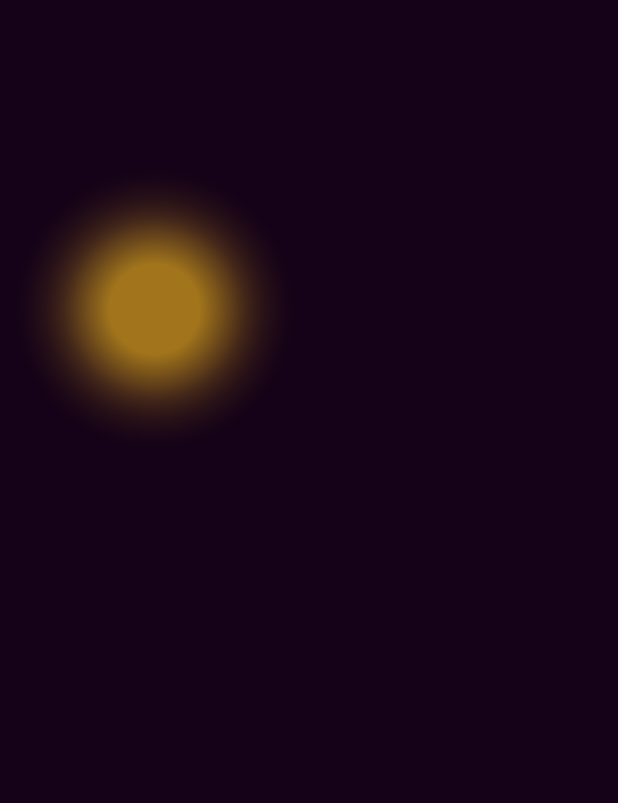
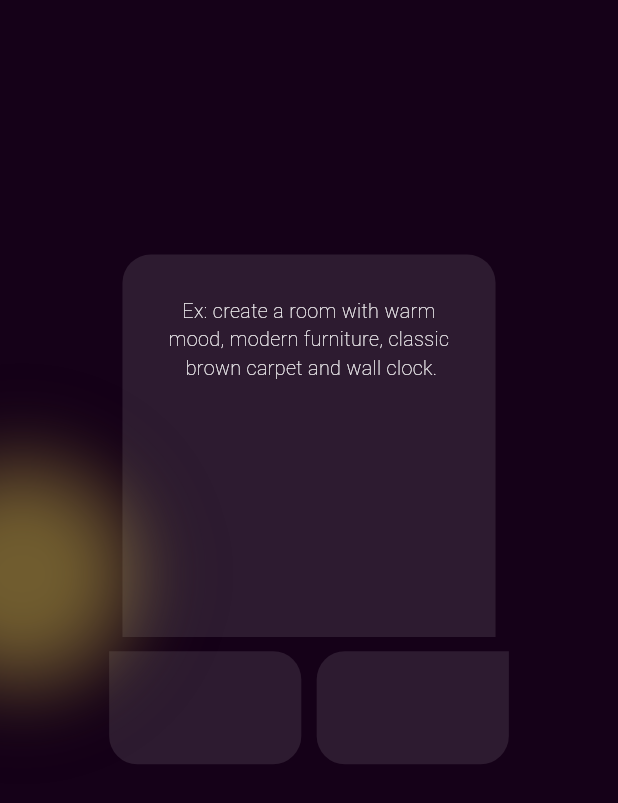
Before and after one commit to antoneosphilip/roomify, a Flutter app: the screen it shows after launch, on a phone screen of 412 x 824 dp. Shown: the top 803 px of the screen. Run offline on Flutter 3.47's test engine with Material 3 defaults, Android fonts, the phone set to English and light mode, and no system bars; our stand-ins replace dio, flutter_easyloading, flutter_screenutil, fluttertoast, pretty_dio_logger, shared_preferences.

Commit message:
first commit

```diff
--- a/lib/features/create_room_screen/ui/create_room_screen_ui.dart
+++ b/lib/features/create_room_screen/ui/create_room_screen_ui.dart
@@ -1,5 +1,6 @@
 import 'package:flutter/cupertino.dart';
 import 'package:flutter/material.dart';
+import 'package:flutter_screenutil/flutter_screenutil.dart';
 import 'package:rommify_app/core/theming/colors.dart';
 import 'package:rommify_app/features/create_room_screen/ui/widget/circle_widget.dart';
 
@@ -9,168 +10,89 @@ class CreateRoomScreen extends StatelessWidget {
   @override
   Widget build(BuildContext context) {
     return Scaffold(
-      backgroundColor: ColorsManager.colorPrimary,
-      body: Stack(
-        children: [
+        backgroundColor: ColorsManager.colorPrimary,
+        body: Stack(
+          children: [
+            Column(
+              crossAxisAlignment: CrossAxisAlignment.start,
+              children: [
+                SizedBox(height: 180.h,),
+                Center(
+                  child: Column(
+                    children: [
+                      Container(
+                        decoration: BoxDecoration(
+                          color: Colors.white.withOpacity(0.1),
+                          // Transparent background
+                          borderRadius:
+                              BorderRadius.only(
+                                topLeft: Radius.circular(20.r),
+                                topRight: Radius.circular(20.r)
+                              ), // Rounded corners
+                        ),
+                        child:  Padding(
+                          padding: EdgeInsets.only(bottom: 180.h,top: 30.h,right: 30.w,left: 30.w),
+                          child:  Text(
+                            "Ex: create a room with warm\nmood, modern furniture, classic\n brown carpet and wall clock.",
+                            style: TextStyle(
+                              color: Colors.white, // Text color
+                              fontSize: 14.sp, // Font size
+                              fontWeight: FontWeight.w100,
+                            ),
+                            textAlign: TextAlign.center,
+                          ),
+                        ),
+                      ),
+                      SizedBox(height: 10.h,),
+                      Row(
+                        crossAxisAlignment: CrossAxisAlignment.start,
+                        mainAxisAlignment: MainAxisAlignment.center,
+                        children: [
+                          SizedBox(height: 30.h,),
+                          // Placeholder for bottom sections (e.g., buttons or icons)
+                          Container(
+                            width: 125.w,
+                            height: 80.h,
+                            decoration: BoxDecoration(
+                                color: Colors.white.withOpacity(0.1),
+                                // Transparent box
+                                borderRadius:BorderRadiusDirectional.only(
+                                  topStart: Radius.circular(0.r),
+                                  bottomStart: Radius.circular(20.r),
+                                  topEnd: Radius.circular(20.r),
+                                  bottomEnd: Radius.circular(20.r),
+                                )
 
-          Column(
+                            ),
+                          ),
+                          SizedBox(width: 10.w,),
+                          Container(
+                            width: 125.w,
+                            height: 80.h,
+                            decoration: BoxDecoration(
+                                color: Colors.white.withOpacity(0.1),
+                                // Transparent box
+                                borderRadius:BorderRadiusDirectional.only(
+                                  topStart: Radius.circular(20.r),
+                                  bottomStart: Radius.circular(20.r),
+                                  topEnd: Radius.circular(0.r),
+                                  bottomEnd: Radius.circular(20.r),
+                                )
 
-          ),
-          CircleWidget(),
+                            ),
+                          ),
 
-        ],
-      )
-    );
+                        ],
+                      ),
+
+                    ],
+                  ),
+                ),
+              ],
+            ),
+
+            CircleWidget(),
+          ],
+        ));
   }
 }
-
-
-
-
-// class ShapeEffectScreen extends StatefulWidget {
-//   @override
-//   _ShapeEffectScreenState createState() => _ShapeEffectScreenState();
-// }
-//
-// class _ShapeEffectScreenState extends State<ShapeEffectScreen> with SingleTickerProviderStateMixin {
-//   late AnimationController _controller;
-//   late Animation<double> _xAnimation, _yAnimation;
-//   late int _currentStep;
-//   Color _currentColor = Colors.blue;
-//
-//   // النقاط المتوسطة
-//   final List<Offset> _path = [
-//     Offset(0.5, 0.0), // منتصف الحافة العليا
-//     Offset(1.0, 0.5), // منتصف الحافة اليمنى
-//     Offset(0.5, 1.0), // منتصف الحافة السفلى
-//     Offset(0.0, 0.5), // منتصف الحافة اليسرى
-//   ];
-//
-//   @override
-//   void initState() {
-//     super.initState();
-//     _currentStep = 0;
-//     // لا نحتاج الآن للوصول إلى MediaQuery في initState()
-//     // سيتم تحديد الـ AnimationController في didChangeDependencies
-//   }
-//
-//   @override
-//   void didChangeDependencies() {
-//     super.didChangeDependencies();
-//
-//     // الآن نستخدم MediaQuery في didChangeDependencies لأن context هنا مكتمل
-//     final size = MediaQuery.of(context).size;
-//
-//     // إنشاء AnimationController للتحكم في الحركة
-//     _controller = AnimationController(
-//       duration: Duration(seconds: 5), // مدة الانتقال من نقطة لأخرى
-//       vsync: this,
-//     )..addListener(() {
-//       // تأجيل استدعاء setState بعد اكتمال مرحلة البناء
-//       if (mounted) {
-//         WidgetsBinding.instance.addPostFrameCallback((_) {
-//           setState(() {
-//             // تحديث قيم المواقع بناءً على التقدم في الرسوم المتحركة
-//           });
-//         });
-//       }
-//     });
-//
-//     // ضبط الـ Tween لكل من المحور X و Y باستخدام Curves.linear لجعل السرعة ثابتة
-//     _xAnimation = Tween<double>(
-//       begin: _path[_currentStep].dx * size.width,
-//       end: _path[(_currentStep + 1) % 4].dx * size.width,
-//     ).animate(CurvedAnimation(
-//       parent: _controller,
-//       curve: Curves.linear, // سرعة ثابتة
-//     ));
-//
-//     _yAnimation = Tween<double>(
-//       begin: _path[_currentStep].dy * size.height,
-//       end: _path[(_currentStep + 1) % 4].dy * size.height,
-//     ).animate(CurvedAnimation(
-//       parent: _controller,
-//       curve: Curves.linear, // سرعة ثابتة
-//     ));
-//
-//     // بدء الرسوم المتحركة
-//     _controller.forward();
-//   }
-//
-//   @override
-//   void dispose() {
-//     _controller.dispose();
-//     super.dispose();
-//   }
-//
-//   @override
-//   Widget build(BuildContext context) {
-//     return Scaffold(
-//       backgroundColor: Colors.white,
-//       body: AnimatedBuilder(
-//         animation: _controller,
-//         builder: (context, child) {
-//           // انتظار انتهاء الحركة الحالية وتحديث المسار
-//           if (_controller.isCompleted) {
-//             // تأجيل تحديث setState بعد البناء
-//             WidgetsBinding.instance.addPostFrameCallback((_) {
-//               setState(() {
-//                 _currentStep = (_currentStep + 1) % 4; // الانتقال للخطوة التالية
-//                 _xAnimation = Tween<double>(
-//                   begin: _path[_currentStep].dx * MediaQuery.of(context).size.width,
-//                   end: _path[(_currentStep + 1) % 4].dx * MediaQuery.of(context).size.width,
-//                 ).animate(CurvedAnimation(
-//                   parent: _controller,
-//                   curve: Curves.linear, // سرعة ثابتة
-//                 ));
-//
-//                 _yAnimation = Tween<double>(
-//                   begin: _path[_currentStep].dy * MediaQuery.of(context).size.height,
-//                   end: _path[(_currentStep + 1) % 4].dy * MediaQuery.of(context).size.height,
-//                 ).animate(CurvedAnimation(
-//                   parent: _controller,
-//                   curve: Curves.linear, // سرعة ثابتة
-//                 ));
-//
-//                 _controller.reset();
-//                 _controller.forward();
-//               });
-//             });
-//           }
-//
-//           return CustomPaint(
-//             painter: MovingShapePainter(
-//               _xAnimation.value,
-//               _yAnimation.value,
-//               _currentColor,
-//             ),
-//             child: Container(),
-//           );
-//         },
-//       ),
-//     );
-//   }
-// }
-//
-// class MovingShapePainter extends CustomPainter {
-//   final double x;
-//   final double y;
-//   final Color shapeColor;
-//
-//   MovingShapePainter(this.x, this.y, this.shapeColor);
-//
-//   @override
-//   void paint(Canvas canvas, Size size) {
-//     final Paint paint = Paint()
-//       ..color = shapeColor
-//       ..style = PaintingStyle.fill;
-//
-//     // رسم الدائرة
-//     canvas.drawCircle(Offset(x, y), 50, paint);
-//   }
-//
-//   @override
-//   bool shouldRepaint(CustomPainter oldDelegate) {
-//     return true;
-//   }
-// }
--- a/lib/features/create_room_screen/ui/widget/circle_widget.dart
+++ b/lib/features/create_room_screen/ui/widget/circle_widget.dart
@@ -1,4 +1,5 @@
 import 'package:flutter/material.dart';
+import 'dart:ui' as ui;
 
 class CircleWidget extends StatefulWidget {
   @override
@@ -9,37 +10,39 @@ class _CircleWidgetState extends State<CircleWidget> with SingleTickerProviderSt
   late AnimationController _controller;
   late Animation<double> _xAnimation, _yAnimation;
   late int _currentStep;
-  late Color _currentColor;
 
-  // النقاط المتوسطة مع عكس الاتجاهات
+  // Define colors with opacity
+  final List<Color> colors = [
+    Color(0xFFCC46A4),  // CC46A4
+    Color(0xFFCCC146),  // CCC146
+    Color(0xFFCC4646),  // CC4646
+    Color(0xFF9EACCE),  // 9EACCE
+  ];
+
   final List<Offset> _path = [
-    Offset(0.5, 1.0), // منتصف الحافة السفلى
-    Offset(0.0, 0.5), // منتصف الحافة اليسرى
-    Offset(0.5, 0.0), // منتصف الحافة العليا
-    Offset(1.0, 0.5), // منتصف الحافة اليمنى
+    Offset(0.5, 1.0),  // Bottom
+    Offset(0.0, 0.5),  // Left
+    Offset(0.5, 0.0),  // Top
+    Offset(1.0, 0.5),  // Right
   ];
 
   @override
   void initState() {
     super.initState();
     _currentStep = 0;
-    _currentColor = Colors.purple; // بداية اللون الموڤ
   }
 
   @override
   void didChangeDependencies() {
     super.didChangeDependencies();
-
     final size = MediaQuery.of(context).size;
 
     _controller = AnimationController(
-      duration: Duration(seconds: 5),
+      duration: Duration(seconds: 7),  // Duration of the animation
       vsync: this,
     )..addListener(() {
       if (mounted) {
-        WidgetsBinding.instance.addPostFrameCallback((_) {
-          setState(() {});
-        });
+        setState(() {});
       }
     });
 
@@ -62,6 +65,12 @@ class _CircleWidgetState extends State<CircleWidget> with SingleTickerProviderSt
     super.dispose();
   }
 
+  Color getColorForPosition() {
+    final currentColor = colors[_currentStep];
+    final nextColor = colors[(_currentStep + 1) % 4];
+    return Color.lerp(currentColor, nextColor, _controller.value) ?? currentColor;
+  }
+
   @override
   Widget build(BuildContext context) {
     return AnimatedBuilder(
@@ -72,6 +81,7 @@ class _CircleWidgetState extends State<CircleWidget> with SingleTickerProviderSt
             setState(() {
               _currentStep = (_currentStep + 1) % 4;
               final size = MediaQuery.of(context).size;
+
               _xAnimation = Tween<double>(
                 begin: _path[_currentStep].dx * size.width,
                 end: _path[(_currentStep + 1) % 4].dx * size.width,
@@ -88,44 +98,13 @@ class _CircleWidgetState extends State<CircleWidget> with SingleTickerProviderSt
           });
         }
 
-        // حساب النسبة المئوية للحركة عبر المسار الكامل
-        double progress = _controller.value + _currentStep; // النسبة الإجمالية للحركة على المسار
-        double normalizedProgress = (progress % 4) / 4;
-
-        // تحديد اللون بناءً على النسبة
-        if (normalizedProgress < 0.25) {
-          _currentColor = Color.lerp(
-            Colors.purple,
-            Colors.yellow,
-            normalizedProgress * 4,
-          )!;
-        } else if (normalizedProgress < 0.5) {
-          _currentColor = Color.lerp(
-            Colors.yellow,
-            Colors.orange,
-            (normalizedProgress - 0.25) * 4,
-          )!;
-        } else if (normalizedProgress < 0.75) {
-          _currentColor = Color.lerp(
-            Colors.orange,
-            Colors.deepPurple,
-            (normalizedProgress - 0.5) * 4,
-          )!;
-        } else {
-          _currentColor = Color.lerp(
-            Colors.deepPurple,
-            Colors.purple,
-            (normalizedProgress - 0.75) * 4,
-          )!;
-        }
-
         return CustomPaint(
+          size: Size.infinite,
           painter: MovingShapePainter(
             _xAnimation.value,
             _yAnimation.value,
-            _currentColor,
+            getColorForPosition(),
           ),
-          child: Container(),
         );
       },
     );
@@ -135,28 +114,34 @@ class _CircleWidgetState extends State<CircleWidget> with SingleTickerProviderSt
 class MovingShapePainter extends CustomPainter {
   final double x;
   final double y;
-  final Color shapeColor;
+  final Color color;
 
-  MovingShapePainter(this.x, this.y, this.shapeColor);
+  MovingShapePainter(this.x, this.y, this.color);
 
   @override
   void paint(Canvas canvas, Size size) {
+    // Apply blur effect
+    canvas.saveLayer(null, Paint()..imageFilter = ui.ImageFilter.blur(sigmaX: 15, sigmaY: 15));
+
     final Paint paint = Paint()
       ..shader = RadialGradient(
         colors: [
-          shapeColor.withOpacity(0.6), // المركز
-          shapeColor.withOpacity(0.2), // التدرج
-          Colors.transparent, // الحواف
+          color.withOpacity(0.5),  // 50% opacity
+          color.withOpacity(0.25),
+          Colors.transparent,
         ],
         stops: [0.3, 0.6, 1.0],
-      ).createShader(Rect.fromCircle(center: Offset(x, y), radius: 100))
+      ).createShader(Rect.fromCircle(center: Offset(x, y), radius: 120))  // Increased radius to 120
       ..style = PaintingStyle.fill;
 
-    canvas.drawCircle(Offset(x, y), 100, paint);
+    canvas.drawCircle(Offset(x, y), 120, paint);  // Increased radius to 120
+    canvas.restore();
   }
 
   @override
-  bool shouldRepaint(CustomPainter oldDelegate) {
-    return true;
+  bool shouldRepaint(MovingShapePainter oldDelegate) {
+    return x != oldDelegate.x ||
+        y != oldDelegate.y ||
+        color != oldDelegate.color;
   }
 }
```
